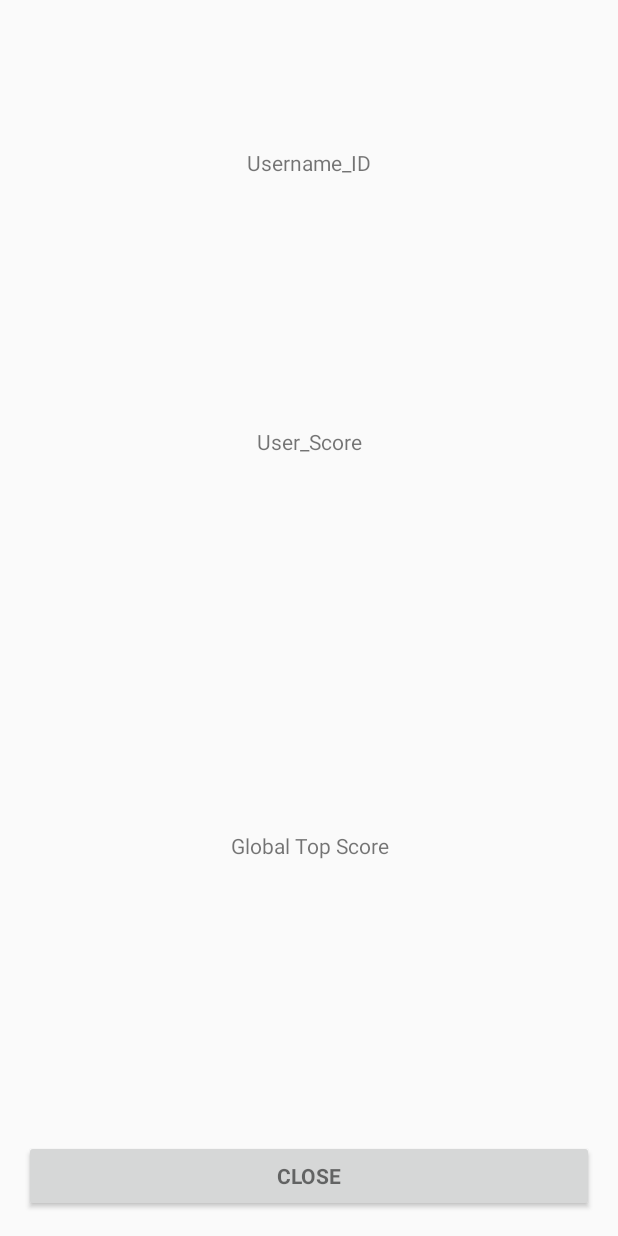
After one commit to DimitrisDimtriadis/TLProject, an Android app: the layout activity_scoreboard.xml on its own in the app's theme, with its tools: preview values and no code run, on a phone screen of 412 x 824 dp. The commit adds this screen. Run offline under Robolectric (Android 15) with nearby library versions, the phone set to English and light mode, and no system bars.

Commit message:
Pop window with user_score_global score finished

```diff
--- a/FrontEnd/app/src/main/java/com/example/johnywalker/adventure_go/frontEnd/PopMenuActivity.java
+++ b/FrontEnd/app/src/main/java/com/example/johnywalker/adventure_go/frontEnd/PopMenuActivity.java
@@ -19,7 +19,6 @@ import com.example.johnywalker.adventure_go.R;
 import com.example.johnywalker.adventure_go.miscellaneous.CompareStrings;
 import com.example.johnywalker.adventure_go.miscellaneous.GlobalVariables;
 import com.example.johnywalker.adventure_go.miscellaneous.MySingleton;
-import com.example.johnywalker.adventure_go.miscellaneous.Randomize;
 import com.example.johnywalker.adventure_go.models.Riddle;
 import com.google.android.gms.appindexing.Action;
 import com.google.android.gms.appindexing.AppIndex;
--- /dev/null
+++ b/FrontEnd/app/src/main/res/layout/activity_scoreboard.xml
@@ -0,0 +1,50 @@
+<?xml version="1.0" encoding="utf-8"?>
+<LinearLayout xmlns:android="http://schemas.android.com/apk/res/android"
+    android:orientation="vertical" android:layout_width="match_parent"
+    android:layout_height="match_parent"
+    android:gravity="center_horizontal"
+    android:paddingBottom="@dimen/activity_vertical_margin"
+    android:paddingLeft="@dimen/activity_horizontal_margin"
+    android:paddingRight="@dimen/activity_horizontal_margin"
+    android:paddingTop="@dimen/activity_vertical_margin">
+
+    <LinearLayout
+        android:id="@+id/pop_scoreboard"
+        android:layout_width="match_parent"
+        android:layout_height="match_parent"
+        android:orientation="vertical"
+        android:weightSum="1">
+
+        <TextView
+            android:id="@+id/username_text"
+            android:layout_width="match_parent"
+            android:layout_height="wrap_content"
+            android:layout_weight="0.25"
+            android:gravity="center"
+            android:text="Username_ID"/>
+        <TextView
+            android:id="@+id/score_text"
+            android:layout_width="match_parent"
+            android:layout_height="wrap_content"
+            android:layout_weight="0.25"
+            android:gravity="center"
+            android:text="User_Score"/>
+        <TextView
+            android:id="@+id/topscores_text"
+            android:layout_width="match_parent"
+            android:layout_height="wrap_content"
+            android:layout_weight="0.50"
+            android:gravity="center"
+            android:text="Global Top Score"/>
+
+
+        <Button
+            android:id="@+id/close_scoreboard_window"
+            style="?android:textAppearanceSmall"
+            android:layout_width="match_parent"
+            android:layout_height="wrap_content"
+            android:layout_marginTop="20dp"
+            android:text="Close"
+            android:textStyle="bold"/>
+    </LinearLayout>
+</LinearLayout>
```
Also changed, not shown: FrontEnd/app/src/main/AndroidManifest.xml (+6 -3 lines), FrontEnd/app/src/main/java/com/example/johnywalker/adventure_go/frontEnd/MapsActivity.java (+19 -5 lines), FrontEnd/app/src/main/java/com/example/johnywalker/adventure_go/frontEnd/PopScoreboard.java (added, +37 -0 lines), 3 other files.
